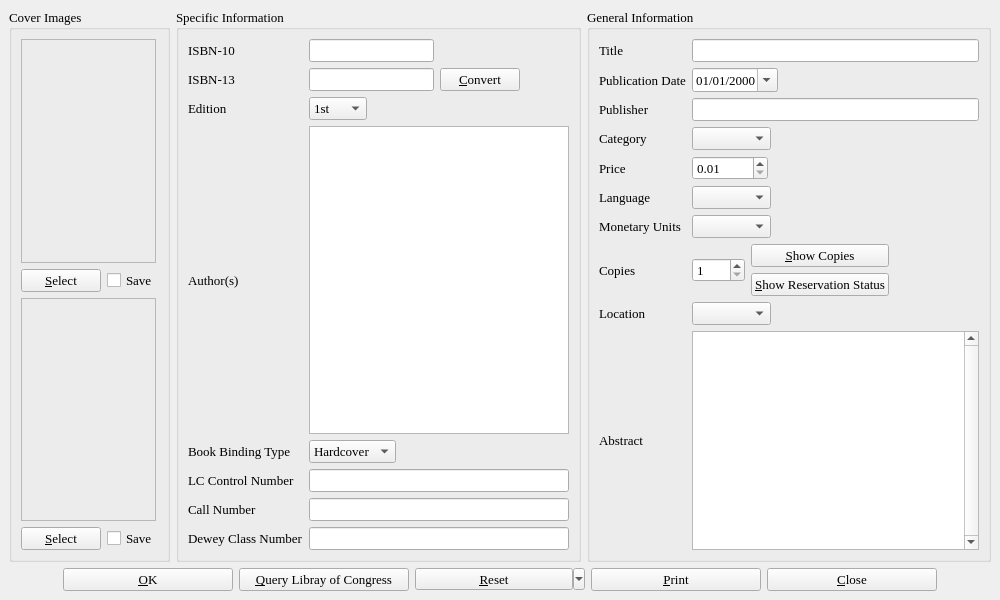
Old version of the form bookinfo.ui in the repository textbrowser/biblioteq.
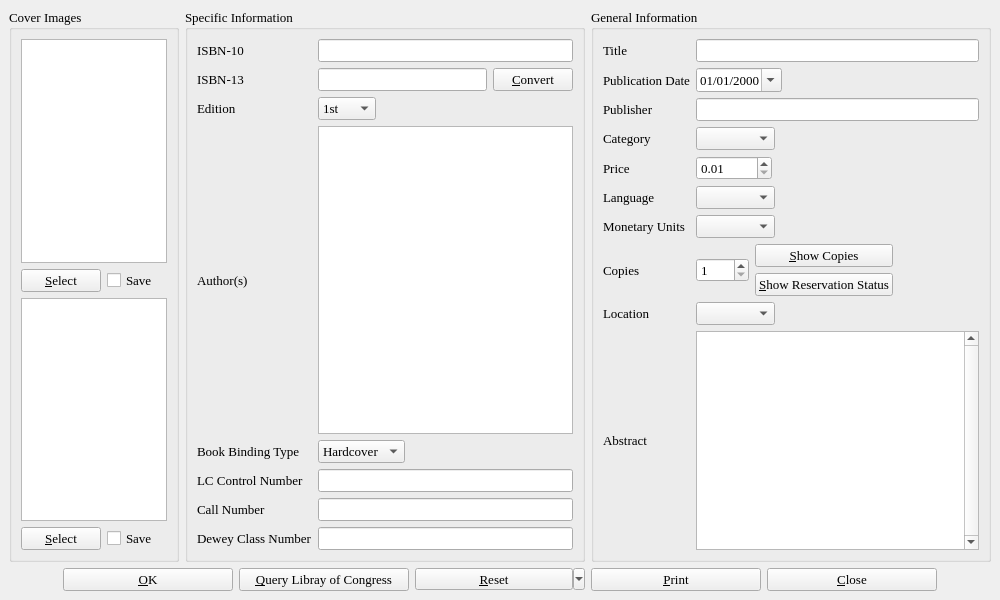
New version of the form. Icons and pictures are not drawn.

```diff
--- a/bookinfo.ui
+++ b/bookinfo.ui
@@ -47,24 +47,9 @@
         </property>
         <layout class="QVBoxLayout" >
          <item>
-          <widget class="QLabel" name="front_image" >
-           <property name="maximumSize" >
-            <size>
-             <width>135</width>
-             <height>16777215</height>
-            </size>
-           </property>
+          <widget class="QGraphicsView" name="front_image" >
            <property name="toolTip" >
-            <string>Front Image</string>
-           </property>
-           <property name="frameShape" >
-            <enum>QFrame::StyledPanel</enum>
-           </property>
-           <property name="text" >
-            <string/>
-           </property>
-           <property name="alignment" >
-            <set>Qt::AlignCenter</set>
+            <string>Front Cover Image</string>
            </property>
           </widget>
          </item>
@@ -87,24 +72,9 @@
           </layout>
          </item>
          <item>
-          <widget class="QLabel" name="back_image" >
-           <property name="maximumSize" >
-            <size>
-             <width>135</width>
-             <height>16777215</height>
-            </size>
-           </property>
+          <widget class="QGraphicsView" name="back_image" >
            <property name="toolTip" >
-            <string>Back Image</string>
-           </property>
-           <property name="frameShape" >
-            <enum>QFrame::StyledPanel</enum>
-           </property>
-           <property name="text" >
-            <string/>
-           </property>
-           <property name="alignment" >
-            <set>Qt::AlignCenter</set>
+            <string>Back Cover Image</string>
            </property>
           </widget>
          </item>
@@ -158,12 +128,6 @@
            </item>
            <item row="0" column="1" >
             <widget class="QLineEdit" name="id" >
-             <property name="maximumSize" >
-              <size>
-               <width>125</width>
-               <height>16777215</height>
-              </size>
-             </property>
              <property name="maxLength" >
               <number>32</number>
              </property>
@@ -186,10 +150,10 @@
             <layout class="QHBoxLayout" >
              <item>
               <widget class="QLineEdit" name="isbn13" >
-               <property name="maximumSize" >
+               <property name="minimumSize" >
                 <size>
                  <width>125</width>
-                 <height>16777215</height>
+                 <height>0</height>
                 </size>
                </property>
                <property name="maxLength" >
@@ -213,19 +177,6 @@
                </property>
               </widget>
              </item>
-             <item>
-              <spacer>
-               <property name="orientation" >
-                <enum>Qt::Horizontal</enum>
-               </property>
-               <property name="sizeHint" >
-                <size>
-                 <width>40</width>
-                 <height>20</height>
-                </size>
-               </property>
-              </spacer>
-             </item>
             </layout>
            </item>
            <item row="2" column="0" >
```
Left out of the diff: 2 changed lines with no effect on the pictures.
